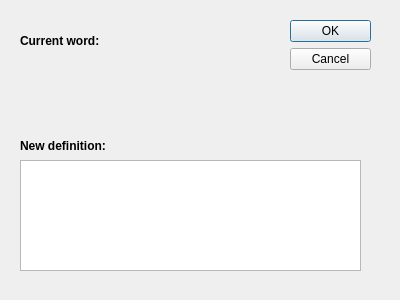
This is editword.ui in viettungvuong/CS163 as Qt 5 draws it before an edit. The edited form follows.
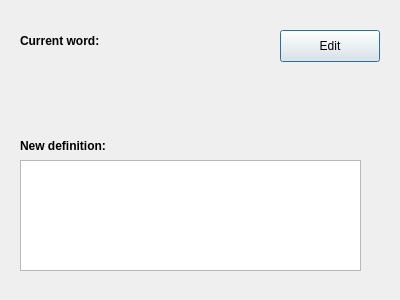
This is the edited form.

Commit message: Them cai goi form edit word

Diff of the .ui file:
```diff
--- a/editword.ui
+++ b/editword.ui
@@ -13,22 +13,6 @@
   <property name="windowTitle">
    <string>Dialog</string>
   </property>
-  <widget class="QDialogButtonBox" name="buttonBox">
-   <property name="geometry">
-    <rect>
-     <x>290</x>
-     <y>20</y>
-     <width>81</width>
-     <height>241</height>
-    </rect>
-   </property>
-   <property name="orientation">
-    <enum>Qt::Vertical</enum>
-   </property>
-   <property name="standardButtons">
-    <set>QDialogButtonBox::Cancel|QDialogButtonBox::Ok</set>
-   </property>
-  </widget>
   <widget class="QLabel" name="label">
    <property name="geometry">
     <rect>
@@ -96,6 +80,19 @@
     </rect>
    </property>
   </widget>
+  <widget class="QPushButton" name="pushButton">
+   <property name="geometry">
+    <rect>
+     <x>280</x>
+     <y>30</y>
+     <width>100</width>
+     <height>32</height>
+    </rect>
+   </property>
+   <property name="text">
+    <string>Edit</string>
+   </property>
+  </widget>
  </widget>
  <resources/>
  <connections>
```
Left out of the diff: 35 changed lines with no effect on the pictures. The commit also changes 4 other files.
